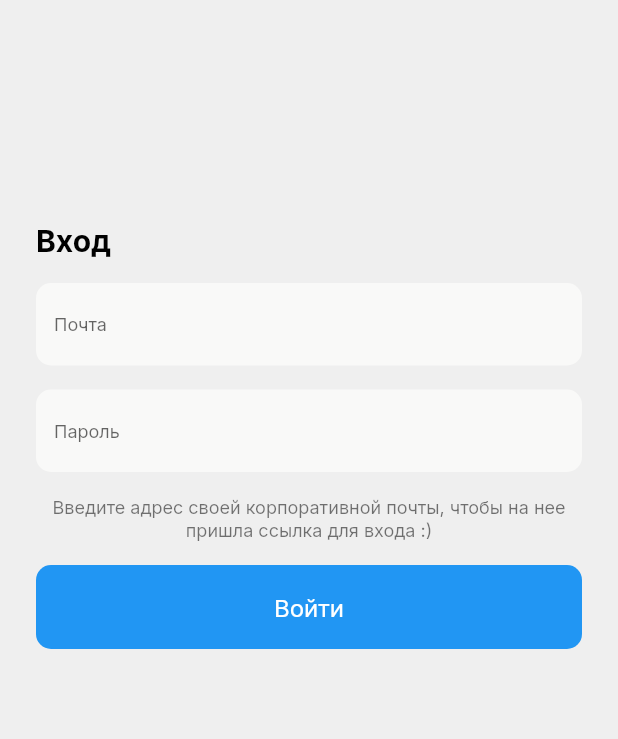
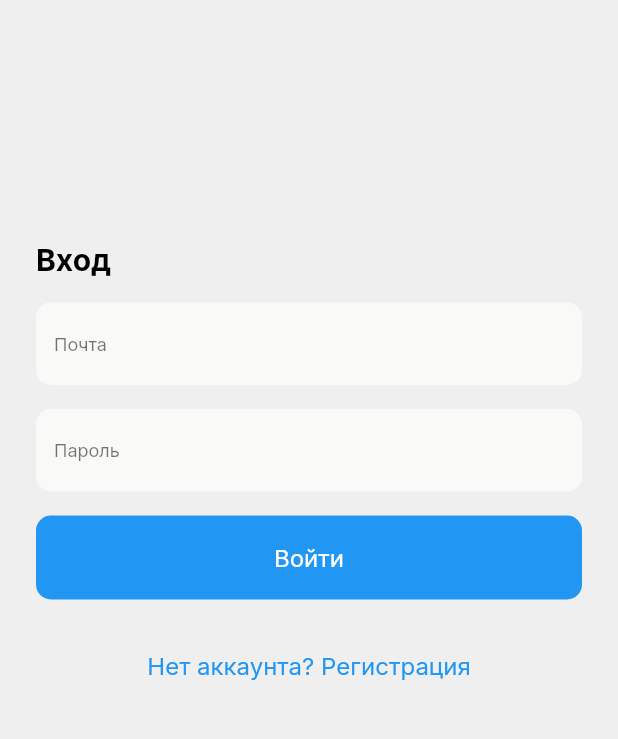
Before and after one commit to GeorgFed/hse_chat, a Flutter app: the screen it shows after launch, on a phone screen of 412 x 824 dp, the part 74-813 px from its top. Run offline on Flutter 3.47's test engine with Material 2 defaults, Android fonts, the phone set to English and light mode, and no system bars; our stand-ins replace flutter_riverpod, flutter_svg, freezed_annotation, google_fonts, hooks_riverpod, riverpod.

Commit message:
adds ui changes

```diff
--- a/lib/common/widgets/button.dart
+++ b/lib/common/widgets/button.dart
@@ -1,8 +1,14 @@
 import 'package:flutter/material.dart';
+
+enum ButtonType {
+  primary,
+  transparent,
+}
 
 class HButton extends StatelessWidget {
   final String text;
   final double height;
+  final ButtonType type;
   final VoidCallback? onTap;
 
   static const _cornerRadius = 10.0;
@@ -10,6 +16,7 @@ class HButton extends StatelessWidget {
   const HButton({
     required this.text,
     required this.onTap,
+    this.type = ButtonType.primary,
     this.height = 56.0,
     Key? key,
   }) : super(key: key);
@@ -23,17 +30,26 @@ class HButton extends StatelessWidget {
       style: ElevatedButton.styleFrom(
         minimumSize: Size.fromHeight(height),
         elevation: 0.0,
-        primary: theme.primaryColor,
+        primary: type == ButtonType.primary
+            ? theme.primaryColor
+            : Colors.transparent,
         shape: RoundedRectangleBorder(
           borderRadius: BorderRadius.circular(
             _cornerRadius,
           ),
         ),
+        splashFactory: NoSplash.splashFactory,
+        shadowColor: Colors.transparent,
+        onPrimary: theme.primaryColor,
       ),
       child: Text(
         text,
         textAlign: TextAlign.center,
-        style: Theme.of(context).textTheme.button,
+        style: type == ButtonType.primary
+            ? Theme.of(context).textTheme.button
+            : Theme.of(context).textTheme.button?.copyWith(
+                  color: theme.primaryColor,
+                ),
       ),
     );
   }
--- a/lib/common/widgets/input_field.dart
+++ b/lib/common/widgets/input_field.dart
@@ -2,13 +2,23 @@ import 'package:flutter/material.dart';
 
 import '../style/colors.dart';
 
+enum InputType {
+  text,
+  email,
+  password,
+}
+
 class HInputField extends StatelessWidget {
+  final InputType type;
   final String? placeholder;
+  final TextEditingController? controller;
 
   static const _cornerRadius = 10.0;
 
   const HInputField({
+    this.type = InputType.text,
     this.placeholder,
+    this.controller,
     Key? key,
   }) : super(key: key);
 
@@ -16,7 +26,11 @@ class HInputField extends StatelessWidget {
   Widget build(BuildContext context) {
     final theme = Theme.of(context);
 
-    return TextField(
+    return TextFormField(
+      controller: controller,
+      autocorrect: false,
+      enableSuggestions: false,
+      keyboardType: type == InputType.email ? TextInputType.emailAddress : null,
       decoration: InputDecoration(
         border: const OutlineInputBorder(
           borderRadius: BorderRadius.all(
@@ -29,7 +43,30 @@ class HInputField extends StatelessWidget {
         fillColor: HThemeColors.gray1,
         filled: true,
         hintText: placeholder,
+        hintStyle: theme.textTheme.bodyText1?.copyWith(
+          color: Colors.black54,
+        ),
+        alignLabelWithHint: true,
       ),
+      obscureText: type == InputType.password,
+      validator: validate,
     );
   }
+
+  String? validate(String? text) {
+    switch (type) {
+      case InputType.text:
+        return text;
+      case InputType.email:
+        if (text == null || text == '' || !text.endsWith('@edu.hse.ru')) {
+          return 'Введен некорректный адрес корпоративной почты';
+        }
+        return null;
+      case InputType.password:
+        if (text == null || text.length < 8) {
+          return 'Введен некорректный пароль';
+        }
+        return null;
+    }
+  }
 }
--- a/lib/features/auth/page.dart
+++ b/lib/features/auth/page.dart
@@ -6,56 +6,20 @@ import '../../common/style/assets.dart';
 import '../../common/widgets/button.dart';
 import '../../common/widgets/input_field.dart';
 import '../chats/page.dart';
+import '../login/page.dart';
+import '../sign_up/page.dart';
 import '../tab_bar/page.dart';
+import 'state_holder.dart';
+import 'status.dart';
 
 class AuthPage extends ConsumerWidget {
   const AuthPage({Key? key}) : super(key: key);
 
   @override
-  Widget build(BuildContext context, WidgetRef ref) => Scaffold(
-        appBar: AppBar(
-          title: SvgPicture.asset(AppAssets.logo),
-        ),
-        body: Padding(
-          padding: const EdgeInsets.symmetric(horizontal: 24.0),
-          child: Center(
-            heightFactor: 2.0,
-            child: Wrap(
-              spacing: 16.0,
-              runSpacing: 16.0,
-              children: [
-                Text(
-                  'Вход',
-                  style: Theme.of(context)
-                      .textTheme
-                      .headline3
-                      ?.copyWith(color: Colors.black),
-                  textAlign: TextAlign.start,
-                ),
-                const HInputField(placeholder: 'Почта'),
-                const HInputField(placeholder: 'Пароль'),
-                Text(
-                  'Введите адрес своей корпоративной почты, чтобы на нее пришла ссылка для входа :)',
-                  style: Theme.of(context)
-                      .textTheme
-                      .subtitle1
-                      ?.copyWith(color: Colors.black54),
-                  textAlign: TextAlign.center,
-                ),
-                HButton(
-                  text: 'Войти',
-                  onTap: () {
-                    Navigator.push(
-                      context,
-                      MaterialPageRoute(
-                        builder: (context) => const TabBarPage(),
-                      ),
-                    );
-                  },
-                ),
-              ],
-            ),
-          ),
-        ),
-      );
+  Widget build(BuildContext context, WidgetRef ref) {
+    final status = ref.watch(authPageStateProvider).status;
+    return status == AuthPageStatus.login
+        ? const LoginPage()
+        : const SignUpPage();
+  }
 }
--- a/lib/features/auth/state_holder.dart
+++ b/lib/features/auth/state_holder.dart
@@ -0,0 +1,16 @@
+import 'package:flutter_riverpod/flutter_riverpod.dart';
+
+import 'models/state.dart';
+import 'status.dart';
+
+final authPageStateProvider =
+    StateNotifierProvider<AuthPageStateHolder, AuthPageState>(
+  (ref) => AuthPageStateHolder(),
+);
+
+class AuthPageStateHolder extends StateNotifier<AuthPageState> {
+  AuthPageStateHolder() : super(AuthPageState());
+
+  void setStatus(AuthPageStatus status) =>
+      state = state.copyWith(status: status);
+}
--- /dev/null
+++ b/lib/features/auth/status.dart
@@ -0,0 +1,4 @@
+enum AuthPageStatus {
+  login,
+  signUp,
+}
--- /dev/null
+++ b/lib/features/login/page.dart
@@ -0,0 +1,67 @@
+import 'package:flutter/material.dart';
+import 'package:flutter/src/widgets/framework.dart';
+import 'package:flutter_riverpod/flutter_riverpod.dart';
+import 'package:flutter_svg/flutter_svg.dart';
+
+import '../../common/style/assets.dart';
+import '../../common/widgets/button.dart';
+import '../../common/widgets/input_field.dart';
+import '../auth/state_holder.dart';
+import '../auth/status.dart';
+import '../tab_bar/page.dart';
+
+class LoginPage extends ConsumerWidget {
+  const LoginPage({Key? key}) : super(key: key);
+
+  @override
+  Widget build(BuildContext context, WidgetRef ref) {
+    final stateHolder = ref.watch(authPageStateProvider.notifier);
+    return Scaffold(
+      appBar: AppBar(
+        title: SvgPicture.asset(AppAssets.logo),
+      ),
+      body: Padding(
+        padding: const EdgeInsets.symmetric(horizontal: 24.0),
+        child: Center(
+          heightFactor: 2.0,
+          child: Wrap(
+            spacing: 16.0,
+            runSpacing: 16.0,
+            children: [
+              Text(
+                'Вход',
+                style: Theme.of(context)
+                    .textTheme
+                    .headline3
+                    ?.copyWith(color: Colors.black),
+                textAlign: TextAlign.start,
+              ),
+              const HInputField(
+                placeholder: 'Почта',
+                type: InputType.email,
+              ),
+              const HInputField(
+                placeholder: 'Пароль',
+                type: InputType.password,
+              ),
+              HButton(
+                text: 'Войти',
+                onTap: () => Navigator.push(
+                  context,
+                  MaterialPageRoute(
+                    builder: (context) => const TabBarPage(),
+                  ),
+                ),
+              ),
+              HButton(
+                text: 'Нет аккаунта? Регистрация',
+                type: ButtonType.transparent,
+                onTap: () => stateHolder.setStatus(AuthPageStatus.signUp),
+              ),
+            ],
+          ),
+        ),
+      ),
+    );
+  }
+}
--- a/lib/features/tab_bar/page.dart
+++ b/lib/features/tab_bar/page.dart
@@ -17,7 +17,7 @@ class TabBarPage extends ConsumerWidget {
       bottomNavigationBar: BottomNavigationBar(
         items: const [
           BottomNavigationBarItem(
-            icon: Icon(Icons.abc_outlined),
+            icon: Icon(Icons.chat_bubble),
             label: '0',
           ),
           BottomNavigationBarItem(
```
Also changed, not shown: lib/features/auth/models/state.dart (+12 -0 lines), lib/features/sign_up/page.dart (added, +71 -0 lines), lib/features/auth/models/state.freezed.dart (added).
